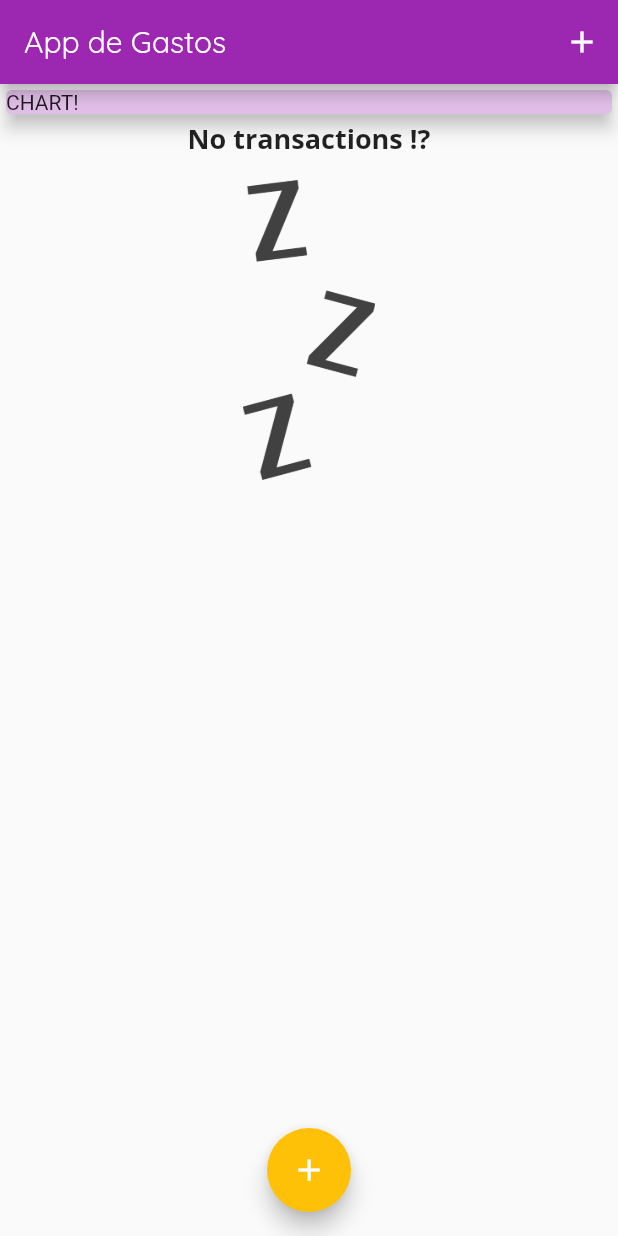
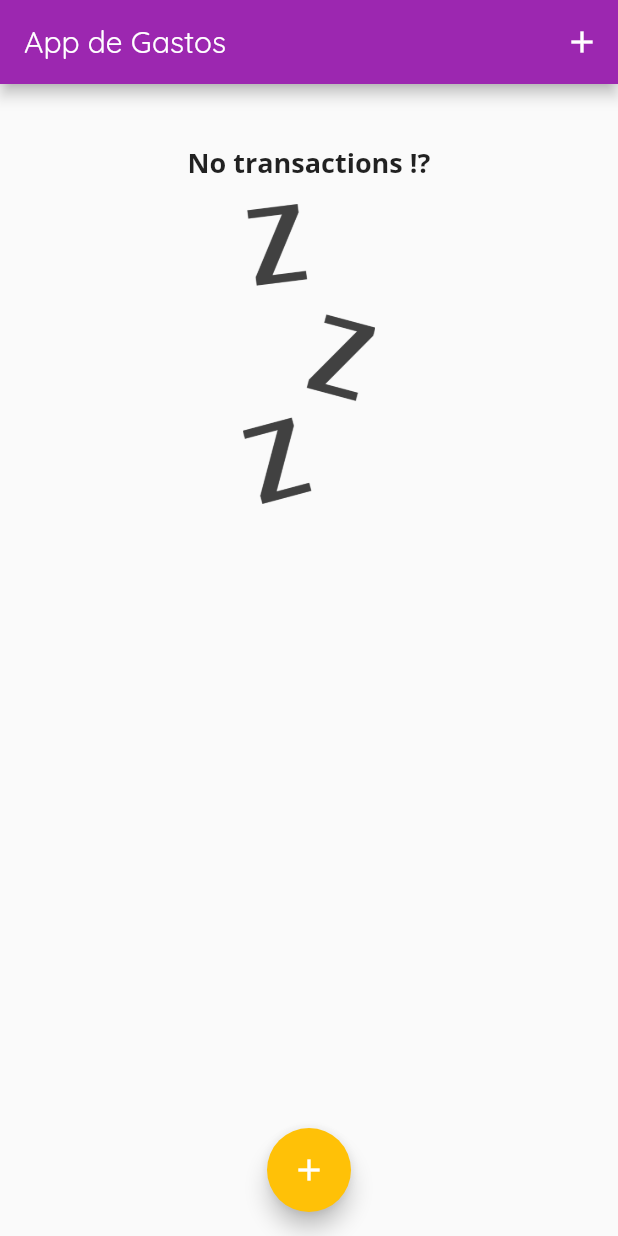
Before and after one commit to Gabones/ExpenseApp, a Flutter app: the screen it shows after launch, on a phone screen of 412 x 824 dp. Run offline on Flutter 3.47's test engine with Material 2 defaults, Android fonts, the phone set to English and light mode, and no system bars.

Commit message:
chart begin

```diff
--- a/lib/main.dart
+++ b/lib/main.dart
@@ -1,6 +1,7 @@
 import 'package:expenses_app/widgets/new_transactions.dart';
 import './models/transactions.dart';
 import './widgets/transaction_list.dart';
+import './widgets/chart.dart';
 import 'package:flutter/material.dart';
 
 void main() => runApp(MyApp());
@@ -40,6 +41,12 @@ class _MyHomePageState extends State<MyHomePage> {
     // Transaction(id: '1', title: 'Compras da semana', amount: 16.99, date: DateTime.now())
   ];
 
+  List<Transaction> get _recentTransactions {
+    return _userTransactions.where((tx) {
+      return tx.date.isAfter(DateTime.now().subtract(Duration(days: 7)));
+    }).toList();
+  }
+
   void _addNewTransaction(String txTitle, double txAmount) {
     final newTx = Transaction(
         id: DateTime.now().toString(),
@@ -78,14 +85,7 @@ class _MyHomePageState extends State<MyHomePage> {
           // mainAxisAlignment: MainAxisAlignment.spaceAround,
           crossAxisAlignment: CrossAxisAlignment.stretch,
           children: <Widget>[
-            Container(
-              width: double.infinity,
-              child: Card(
-                color: Theme.of(context).primaryColorLight,
-                child: Text('CHART!'),
-                elevation: 5,
-              ),
-            ),
+            Chart(_recentTransactions),
             TransactionList(_userTransactions)
           ],
         ),
--- /dev/null
+++ b/lib/widgets/chart.dart
@@ -0,0 +1,39 @@
+import '../models/transactions.dart';
+import 'package:intl/intl.dart';
+import 'package:flutter/material.dart';
+
+class Chart extends StatelessWidget {
+  final List<Transaction> recentTransactions;
+
+  Chart(this.recentTransactions);
+
+  List<Map<String, Object>> get groupedTransactionValues {
+    return List.generate(7, (index) {
+      final weekDay = DateTime.now().subtract(Duration(days: index));
+      double totalSum;
+
+      for(var tx in recentTransactions) {
+        if(tx.date.day == weekDay.day &&
+            tx.date.month == weekDay.month &&
+              tx.date.year == weekDay.year) {
+          totalSum += tx.amount;
+        }
+      }
+
+      return {'day': DateFormat.E().format(weekDay), 'amount': totalSum};
+    });
+  }
+
+  @override
+  Widget build(BuildContext context) {
+    return Card(
+      elevation: 6,
+      margin: EdgeInsets.all(20),
+      child: Row(
+        children: [
+
+        ],
+      ),
+    );
+  }
+}
```
